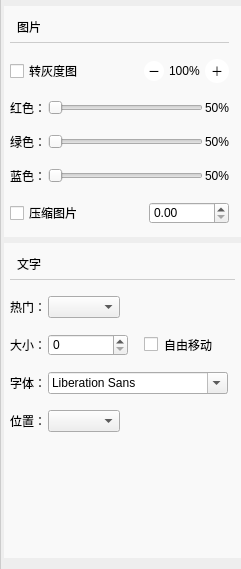
First picture: the form in Emoji_Qt/view/toolpart.ui, repository feint123/Emoji, before the edit.
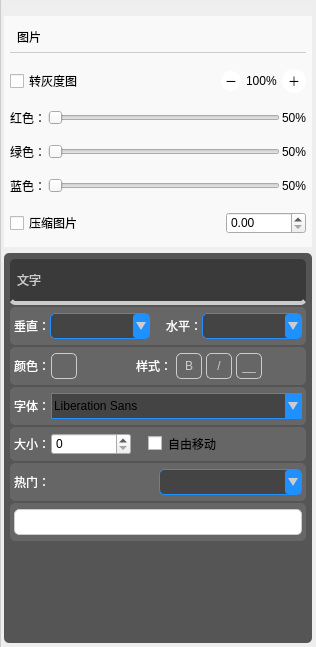
Second picture: the form after the edit. Custom widgets are drawn as their Qt base class.

What changed in the file:
```diff
--- a/Emoji_Qt/view/toolpart.ui
+++ b/Emoji_Qt/view/toolpart.ui
@@ -6,8 +6,8 @@
    <rect>
     <x>0</x>
     <y>0</y>
-    <width>241</width>
-    <height>569</height>
+    <width>316</width>
+    <height>647</height>
    </rect>
   </property>
   <property name="sizePolicy">
@@ -230,9 +230,44 @@
     <number>4</number>
    </property>
    <property name="topMargin">
-    <number>6</number>
+    <number>4</number>
    </property>
    <property name="rightMargin">
+    <number>4</number>
+   </property>
+   <property name="bottomMargin">
+    <number>4</number>
+   </property>
+   <item>
+    <widget class="QScrollArea" name="scrollArea">
+     <property name="styleSheet">
+      <string notr="true">QScrollArea{
+	border:none;
+}</string>
+     </property>
+     <property name="widgetResizable">
+      <bool>true</bool>
+     </property>
+     <widget class="QWidget" name="scrollAreaWidgetContents">
+      <property name="geometry">
+       <rect>
+        <x>0</x>
+        <y>0</y>
+        <width>308</width>
+        <height>639</height>
+       </rect>
+      </property>
+      <layout class="QVBoxLayout" name="verticalLayout_2">
+       <property name="leftMargin">
+        <number>0</number>
+       </property>
+       <property name="topMargin">
+        <number>12</number>
+       </property>
+       <property name="rightMargin">
+        <number>0</number>
+       </property>
+       <property name="bottomMargin">
     <number>0</number>
    </property>
    <item>
@@ -245,7 +280,7 @@
      </property>
      <property name="minimumSize">
       <size>
-       <width>237</width>
+           <width>0</width>
        <height>0</height>
       </size>
      </property>
@@ -266,7 +301,7 @@
        <number>6</number>
       </property>
       <property name="rightMargin">
-       <number>12</number>
+           <number>6</number>
       </property>
       <property name="bottomMargin">
        <number>0</number>
@@ -555,7 +590,30 @@
       </sizepolicy>
      </property>
      <property name="styleSheet">
-      <string notr="true">#frame_2{border:none;background:#f9f9f9;}</string>
+          <string notr="true">#frame_2{border:none;background:#555;}
+QFrame{background:#666; color:#fff;border-radius:5px;}
+QComboBox{
+min-height:24px;
+background:#444;
+border:1px solid #1e90ff;
+border-radius:5px;
+
+}
+QComboBox::drop-down{
+	background:#1e90ff;
+	border-radius:3px;
+	min-height:24px;
+	margin:0px;
+}
+QComboBox::down-arrow{
+	width: 0px;  
+    height: 0px;  
+    border-top: 8px solid #ccc;  
+    border-right:5px solid #1e90ff;
+	border-left:5px solid #1e90ff;
+
+}
+</string>
      </property>
      <property name="frameShape">
       <enum>QFrame::StyledPanel</enum>
@@ -563,41 +621,579 @@
      <property name="frameShadow">
       <enum>QFrame::Raised</enum>
      </property>
+         <layout class="QVBoxLayout" name="verticalLayout_3">
+          <property name="spacing">
+           <number>2</number>
+          </property>
+          <property name="leftMargin">
+           <number>6</number>
+          </property>
+          <property name="topMargin">
+           <number>6</number>
+          </property>
+          <property name="rightMargin">
+           <number>6</number>
+          </property>
+          <property name="bottomMargin">
+           <number>0</number>
+          </property>
+          <item>
+           <widget class="QLabel" name="fontLab">
+            <property name="sizePolicy">
+             <sizepolicy hsizetype="Preferred" vsizetype="Preferred">
+              <horstretch>0</horstretch>
+              <verstretch>0</verstretch>
+             </sizepolicy>
+            </property>
+            <property name="styleSheet">
+             <string notr="true">#fontLab{
+border:4px solid #ccc;
+border-top:none;
+border-left:none;
+border-right:none;
+padding:12px 4px;
+background:#3a3a3a;
+border-radius:5px;
+color:#ccc;
+}
+</string>
+            </property>
+            <property name="text">
+             <string>文字</string>
+            </property>
+           </widget>
+          </item>
+          <item>
+           <widget class="QFrame" name="frame_3">
+            <property name="styleSheet">
+             <string notr="true"/>
+            </property>
+            <property name="frameShape">
+             <enum>QFrame::StyledPanel</enum>
+            </property>
+            <property name="frameShadow">
+             <enum>QFrame::Raised</enum>
+            </property>
+            <layout class="QHBoxLayout" name="horizontalLayout_15">
+             <property name="leftMargin">
+              <number>4</number>
+             </property>
+             <property name="topMargin">
+              <number>6</number>
+             </property>
+             <property name="rightMargin">
+              <number>4</number>
+             </property>
+             <property name="bottomMargin">
+              <number>6</number>
+             </property>
+             <item>
+              <layout class="QHBoxLayout" name="horizontalLayout_12">
+               <property name="spacing">
+                <number>16</number>
+               </property>
+               <property name="leftMargin">
+                <number>0</number>
+               </property>
+               <item>
+                <layout class="QHBoxLayout" name="horizontalLayout_7">
+                 <property name="spacing">
+                  <number>0</number>
+                 </property>
+                 <property name="sizeConstraint">
+                  <enum>QLayout::SetDefaultConstraint</enum>
+                 </property>
+                 <item>
+                  <widget class="QLabel" name="label_2">
+                   <property name="sizePolicy">
+                    <sizepolicy hsizetype="Fixed" vsizetype="Preferred">
+                     <horstretch>0</horstretch>
+                     <verstretch>0</verstretch>
+                    </sizepolicy>
+                   </property>
+                   <property name="text">
+                    <string>垂直：</string>
+                   </property>
+                  </widget>
+                 </item>
+                 <item>
+                  <widget class="QComboBox" name="verComb">
+                   <property name="sizePolicy">
+                    <sizepolicy hsizetype="Preferred" vsizetype="Fixed">
+                     <horstretch>0</horstretch>
+                     <verstretch>0</verstretch>
+                    </sizepolicy>
+                   </property>
+                   <property name="maximumSize">
+                    <size>
+                     <width>1800</width>
+                     <height>16777215</height>
+                    </size>
+                   </property>
+                  </widget>
+                 </item>
+                </layout>
+               </item>
+               <item>
+                <layout class="QHBoxLayout" name="horizontalLayout_6">
+                 <property name="spacing">
+                  <number>0</number>
+                 </property>
+                 <item>
+                  <widget class="QLabel" name="label">
+                   <property name="sizePolicy">
+                    <sizepolicy hsizetype="Fixed" vsizetype="Preferred">
+                     <horstretch>0</horstretch>
+                     <verstretch>0</verstretch>
+                    </sizepolicy>
+                   </property>
+                   <property name="text">
+                    <string>水平：</string>
+                   </property>
+                  </widget>
+                 </item>
+                 <item>
+                  <widget class="QComboBox" name="horiComb">
+                   <property name="maximumSize">
+                    <size>
+                     <width>1800</width>
+                     <height>16777215</height>
+                    </size>
+                   </property>
+                  </widget>
+                 </item>
+                </layout>
+               </item>
+              </layout>
+             </item>
+            </layout>
+           </widget>
+          </item>
+          <item>
+           <widget class="QFrame" name="frame_4">
+            <property name="styleSheet">
+             <string notr="true"/>
+            </property>
+            <property name="frameShape">
+             <enum>QFrame::StyledPanel</enum>
+            </property>
+            <property name="frameShadow">
+             <enum>QFrame::Raised</enum>
+            </property>
+            <layout class="QHBoxLayout" name="horizontalLayout_16">
+             <property name="leftMargin">
+              <number>4</number>
+             </property>
+             <property name="topMargin">
+              <number>6</number>
+             </property>
+             <property name="rightMargin">
+              <number>4</number>
+             </property>
+             <property name="bottomMargin">
+              <number>6</number>
+             </property>
+             <item>
+              <layout class="QHBoxLayout" name="horizontalLayout_14">
+               <property name="rightMargin">
+                <number>0</number>
+               </property>
+               <item>
+                <layout class="QHBoxLayout" name="horizontalLayout_9" stretch="1,1">
+                 <property name="spacing">
+                  <number>1</number>
+                 </property>
+                 <item>
+                  <widget class="QLabel" name="label_3">
+                   <property name="sizePolicy">
+                    <sizepolicy hsizetype="Fixed" vsizetype="Preferred">
+                     <horstretch>0</horstretch>
+                     <verstretch>0</verstretch>
+                    </sizepolicy>
+                   </property>
+                   <property name="text">
+                    <string>颜色：</string>
+                   </property>
+                  </widget>
+                 </item>
+                 <item>
+                  <widget class="ColorLabel" name="colorLab">
+                   <property name="sizePolicy">
+                    <sizepolicy hsizetype="Fixed" vsizetype="Preferred">
+                     <horstretch>0</horstretch>
+                     <verstretch>0</verstretch>
+                    </sizepolicy>
+                   </property>
+                   <property name="palette">
+                    <palette>
+                     <active>
+                      <colorrole role="WindowText">
+                       <brush brushstyle="SolidPattern">
+                        <color alpha="255">
+                         <red>255</red>
+                         <green>255</green>
+                         <blue>255</blue>
+                        </color>
+                       </brush>
+                      </colorrole>
+                      <colorrole role="Button">
+                       <brush brushstyle="SolidPattern">
+                        <color alpha="255">
+                         <red>102</red>
+                         <green>102</green>
+                         <blue>102</blue>
+                        </color>
+                       </brush>
+                      </colorrole>
+                      <colorrole role="Dark">
+                       <brush brushstyle="SolidPattern">
+                        <color alpha="255">
+                         <red>0</red>
+                         <green>0</green>
+                         <blue>0</blue>
+                        </color>
+                       </brush>
+                      </colorrole>
+                      <colorrole role="Text">
+                       <brush brushstyle="SolidPattern">
+                        <color alpha="255">
+                         <red>255</red>
+                         <green>255</green>
+                         <blue>255</blue>
+                        </color>
+                       </brush>
+                      </colorrole>
+                      <colorrole role="ButtonText">
+                       <brush brushstyle="SolidPattern">
+                        <color alpha="255">
+                         <red>255</red>
+                         <green>255</green>
+                         <blue>255</blue>
+                        </color>
+                       </brush>
+                      </colorrole>
+                      <colorrole role="Base">
+                       <brush brushstyle="SolidPattern">
+                        <color alpha="255">
+                         <red>102</red>
+                         <green>102</green>
+                         <blue>102</blue>
+                        </color>
+                       </brush>
+                      </colorrole>
+                      <colorrole role="Window">
+                       <brush brushstyle="SolidPattern">
+                        <color alpha="255">
+                         <red>102</red>
+                         <green>102</green>
+                         <blue>102</blue>
+                        </color>
+                       </brush>
+                      </colorrole>
+                     </active>
+                     <inactive>
+                      <colorrole role="WindowText">
+                       <brush brushstyle="SolidPattern">
+                        <color alpha="255">
+                         <red>255</red>
+                         <green>255</green>
+                         <blue>255</blue>
+                        </color>
+                       </brush>
+                      </colorrole>
+                      <colorrole role="Button">
+                       <brush brushstyle="SolidPattern">
+                        <color alpha="255">
+                         <red>102</red>
+                         <green>102</green>
+                         <blue>102</blue>
+                        </color>
+                       </brush>
+                      </colorrole>
+                      <colorrole role="Dark">
+                       <brush brushstyle="SolidPattern">
+                        <color alpha="255">
+                         <red>0</red>
+                         <green>0</green>
+                         <blue>0</blue>
+                        </color>
+                       </brush>
+                      </colorrole>
+                      <colorrole role="Text">
+                       <brush brushstyle="SolidPattern">
+                        <color alpha="255">
+                         <red>255</red>
+                         <green>255</green>
+                         <blue>255</blue>
+                        </color>
+                       </brush>
+                      </colorrole>
+                      <colorrole role="ButtonText">
+                       <brush brushstyle="SolidPattern">
+                        <color alpha="255">
+                         <red>255</red>
+                         <green>255</green>
+                         <blue>255</blue>
+                        </color>
+                       </brush>
+                      </colorrole>
+                      <colorrole role="Base">
+                       <brush brushstyle="SolidPattern">
+                        <color alpha="255">
+                         <red>102</red>
+                         <green>102</green>
+                         <blue>102</blue>
+                        </color>
+                       </brush>
+                      </colorrole>
+                      <colorrole role="Window">
+                       <brush brushstyle="SolidPattern">
+                        <color alpha="255">
+                         <red>102</red>
+                         <green>102</green>
+                         <blue>102</blue>
+                        </color>
+                       </brush>
+                      </colorrole>
+                     </inactive>
+                     <disabled>
+                      <colorrole role="WindowText">
+                       <brush brushstyle="SolidPattern">
+                        <color alpha="255">
+                         <red>255</red>
+                         <green>255</green>
+                         <blue>255</blue>
+                        </color>
+                       </brush>
+                      </colorrole>
+                      <colorrole role="Button">
+                       <brush brushstyle="SolidPattern">
+                        <color alpha="255">
+                         <red>102</red>
+                         <green>102</green>
+                         <blue>102</blue>
+                        </color>
+                       </brush>
+                      </colorrole>
+                      <colorrole role="Dark">
+                       <brush brushstyle="SolidPattern">
+                        <color alpha="255">
+                         <red>0</red>
+                         <green>0</green>
+                         <blue>0</blue>
+                        </color>
+                       </brush>
+                      </colorrole>
+                      <colorrole role="Text">
+                       <brush brushstyle="SolidPattern">
+                        <color alpha="255">
+                         <red>255</red>
+                         <green>255</green>
+                         <blue>255</blue>
+                        </color>
+                       </brush>
+                      </colorrole>
+                      <colorrole role="ButtonText">
+                       <brush brushstyle="SolidPattern">
+                        <color alpha="255">
+                         <red>255</red>
+                         <green>255</green>
+                         <blue>255</blue>
+                        </color>
+                       </brush>
+                      </colorrole>
+                      <colorrole role="Base">
+                       <brush brushstyle="SolidPattern">
+                        <color alpha="255">
+                         <red>102</red>
+                         <green>102</green>
+                         <blue>102</blue>
+                        </color>
+                       </brush>
+                      </colorrole>
+                      <colorrole role="Window">
+                       <brush brushstyle="SolidPattern">
+                        <color alpha="255">
+                         <red>102</red>
+                         <green>102</green>
+                         <blue>102</blue>
+                        </color>
+                       </brush>
+                      </colorrole>
+                     </disabled>
+                    </palette>
+                   </property>
+                   <property name="styleSheet">
+                    <string notr="true">#colorLab{
+min-width:24px;
+	min-height:24px;
+	border:1px solid #ccc;
+	border-radius:5px;
+}</string>
+                   </property>
+                   <property name="text">
+                    <string/>
+                   </property>
+                  </widget>
+                 </item>
+                </layout>
+               </item>
+               <item>
+                <spacer name="horizontalSpacer_6">
+                 <property name="orientation">
+                  <enum>Qt::Horizontal</enum>
+                 </property>
+                 <property name="sizeHint" stdset="0">
+                  <size>
+                   <width>40</width>
+                   <height>20</height>
+                  </size>
+                 </property>
+                </spacer>
+               </item>
+               <item>
+                <layout class="QHBoxLayout" name="horizontalLayout_10">
+                 <property name="spacing">
+                  <number>4</number>
+                 </property>
+                 <item>
+                  <widget class="QLabel" name="label_4">
+                   <property name="sizePolicy">
+                    <sizepolicy hsizetype="Fixed" vsizetype="Preferred">
+                     <horstretch>0</horstretch>
+                     <verstretch>0</verstretch>
+                    </sizepolicy>
+                   </property>
+                   <property name="text">
+                    <string>样式：</string>
+                   </property>
+                  </widget>
+                 </item>
+                 <item>
+                  <widget class="QToolButton" name="toolButton">
+                   <property name="styleSheet">
+                    <string notr="true">QToolButton{
+	min-width:24px;
+	min-height:24px;
+	max-width:24px;
+	max-height:24px;
+	border:1px solid #ccc;
+	color:#ccc;
+	border-radius:5px;
+}
+QToolButton:checked{
+	background:#aaa;
+	color:white;
+}</string>
+                   </property>
+                   <property name="text">
+                    <string>B</string>
+                   </property>
+                   <property name="checkable">
+                    <bool>true</bool>
+                   </property>
+                  </widget>
+                 </item>
+                 <item>
+                  <widget class="QToolButton" name="toolButton_3">
+                   <property name="styleSheet">
+                    <string notr="true">QToolButton{
+	min-width:24px;
+	min-height:24px;
+	max-width:24px;
+	max-height:24px;
+	border:1px solid #ccc;
+	color:#ccc;
+	border-radius:5px;
+}
+QToolButton:checked{
+	background:#aaa;
+	color:white;
+}</string>
+                   </property>
+                   <property name="text">
+                    <string>/</string>
+                   </property>
+                   <property name="checkable">
+                    <bool>true</bool>
+                   </property>
+                  </widget>
+                 </item>
+                 <item>
+                  <widget class="QToolButton" name="toolButton_2">
+                   <property name="styleSheet">
+                    <string notr="true">QToolButton{
+	min-width:24px;
+	min-height:24px;
+	max-width:24px;
+	max-height:24px;
+	border:1px solid #ccc;
+	color:#ccc;
+	border-radius:5px;
+}
+QToolButton:checked{
+	background:#aaa;
+	color:white;
+}</string>
+                   </property>
+                   <property name="text">
+                    <string>__</string>
+                   </property>
+                   <property name="checkable">
+                    <bool>true</bool>
+                   </property>
+                  </widget>
+                 </item>
+                 <item>
+                  <spacer name="horizontalSpacer_3">
+                   <property name="orientation">
+                    <enum>Qt::Horizontal</enum>
+                   </property>
+                   <property name="sizeHint" stdset="0">
+                    <size>
+                     <width>40</width>
+                     <height>20</height>
+                    </size>
+                   </property>
+                  </spacer>
+                 </item>
+                </layout>
+               </item>
+              </layout>
+             </item>
+            </layout>
+           </widget>
+          </item>
+          <item>
+           <widget class="QFrame" name="frame_5">
+            <property name="styleSheet">
+             <string notr="true"/>
+            </property>
+            <property name="frameShape">
+             <enum>QFrame::StyledPanel</enum>
+            </property>
+            <property name="frameShadow">
+             <enum>QFrame::Raised</enum>
+            </property>
+            <layout class="QHBoxLayout" name="horizontalLayout_17">
+             <property name="leftMargin">
+              <number>4</number>
+             </property>
+             <property name="topMargin">
+              <number>6</number>
+             </property>
+             <property name="rightMargin">
+              <number>4</number>
+             </property>
+             <property name="bottomMargin">
+              <number>6</number>
+             </property>
+             <item>
      <layout class="QHBoxLayout" name="horizontalLayout_2">
-      <property name="leftMargin">
-       <number>6</number>
-      </property>
-      <property name="topMargin">
-       <number>6</number>
-      </property>
-      <property name="rightMargin">
-       <number>6</number>
-      </property>
-      <property name="bottomMargin">
-       <number>0</number>
+               <property name="spacing">
+                <number>1</number>
       </property>
       <item>
-       <layout class="QGridLayout" name="gridLayout_3" columnstretch="1,0,0">
-        <property name="bottomMargin">
-         <number>12</number>
-        </property>
-        <property name="horizontalSpacing">
-         <number>2</number>
-        </property>
-        <property name="verticalSpacing">
-         <number>16</number>
-        </property>
-        <item row="5" column="1" colspan="2">
-         <widget class="QComboBox" name="placeComb">
-          <property name="sizePolicy">
-           <sizepolicy hsizetype="Fixed" vsizetype="Fixed">
-            <horstretch>0</horstretch>
-            <verstretch>0</verstretch>
-           </sizepolicy>
-          </property>
-         </widget>
-        </item>
-        <item row="4" column="0">
          <widget class="QLabel" name="label_8">
           <property name="sizePolicy">
            <sizepolicy hsizetype="Fixed" vsizetype="Preferred">
@@ -610,52 +1206,77 @@
           </property>
          </widget>
         </item>
-        <item row="4" column="1" colspan="2">
+               <item>
          <widget class="QFontComboBox" name="fontComboBox">
           <property name="sizePolicy">
-           <sizepolicy hsizetype="Fixed" vsizetype="Fixed">
+                  <sizepolicy hsizetype="Preferred" vsizetype="Fixed">
             <horstretch>0</horstretch>
             <verstretch>0</verstretch>
            </sizepolicy>
           </property>
+                 <property name="minimumSize">
+                  <size>
+                   <width>240</width>
+                   <height>26</height>
+                  </size>
+                 </property>
           <property name="maximumSize">
            <size>
-            <width>180</width>
+                   <width>2400</width>
             <height>16777215</height>
            </size>
           </property>
           <property name="focusPolicy">
            <enum>Qt::ClickFocus</enum>
           </property>
-         </widget>
-        </item>
-        <item row="2" column="0">
-         <widget class="QLabel" name="label_6">
-          <property name="sizePolicy">
-           <sizepolicy hsizetype="Fixed" vsizetype="Preferred">
-            <horstretch>0</horstretch>
-            <verstretch>0</verstretch>
-           </sizepolicy>
-          </property>
-          <property name="text">
-           <string>热门：</string>
-          </property>
-         </widget>
-        </item>
-        <item row="5" column="0">
-         <widget class="QLabel" name="label_9">
-          <property name="sizePolicy">
-           <sizepolicy hsizetype="Fixed" vsizetype="Preferred">
-            <horstretch>0</horstretch>
-            <verstretch>0</verstretch>
-           </sizepolicy>
-          </property>
-          <property name="text">
-           <string>位置：</string>
-          </property>
-         </widget>
-        </item>
-        <item row="3" column="0">
+                 <property name="styleSheet">
+                  <string notr="true">QFontComboBox{
+	border-radius:0px;
+}
+QFontComboBox::drop-down{
+	border-radius:0px;
+}</string>
+                 </property>
+                </widget>
+               </item>
+              </layout>
+             </item>
+            </layout>
+           </widget>
+          </item>
+          <item>
+           <widget class="QFrame" name="frame_6">
+            <property name="styleSheet">
+             <string notr="true"/>
+            </property>
+            <property name="frameShape">
+             <enum>QFrame::StyledPanel</enum>
+            </property>
+            <property name="frameShadow">
+             <enum>QFrame::Raised</enum>
+            </property>
+            <layout class="QHBoxLayout" name="horizontalLayout_18">
+             <property name="leftMargin">
+              <number>4</number>
+             </property>
+             <property name="topMargin">
+              <number>6</number>
+             </property>
+             <property name="rightMargin">
+              <number>4</number>
+             </property>
+             <property name="bottomMargin">
+              <number>6</number>
+             </property>
+             <item>
+              <layout class="QHBoxLayout" name="horizontalLayout_5">
+               <property name="spacing">
+                <number>1</number>
+               </property>
+               <property name="sizeConstraint">
+                <enum>QLayout::SetFixedSize</enum>
+               </property>
+               <item>
          <widget class="QLabel" name="label_7">
           <property name="sizePolicy">
            <sizepolicy hsizetype="Fixed" vsizetype="Preferred">
@@ -668,43 +1289,145 @@
           </property>
          </widget>
         </item>
-        <item row="2" column="1" colspan="2">
+               <item>
+                <widget class="QSpinBox" name="sizeSpin">
+                 <property name="sizePolicy">
+                  <sizepolicy hsizetype="Fixed" vsizetype="Fixed">
+                   <horstretch>0</horstretch>
+                   <verstretch>0</verstretch>
+                  </sizepolicy>
+                 </property>
+                 <property name="minimumSize">
+                  <size>
+                   <width>80</width>
+                   <height>0</height>
+                  </size>
+                 </property>
+                 <property name="focusPolicy">
+                  <enum>Qt::ClickFocus</enum>
+                 </property>
+                </widget>
+               </item>
+               <item>
+                <widget class="QCheckBox" name="autoMoveComb">
+                 <property name="styleSheet">
+                  <string notr="true">margin-left:16px</string>
+                 </property>
+                 <property name="text">
+                  <string>自由移动</string>
+                 </property>
+                </widget>
+               </item>
+              </layout>
+             </item>
+            </layout>
+           </widget>
+          </item>
+          <item>
+           <widget class="QFrame" name="frame_7">
+            <property name="frameShape">
+             <enum>QFrame::StyledPanel</enum>
+            </property>
+            <property name="frameShadow">
+             <enum>QFrame::Raised</enum>
+            </property>
+            <layout class="QHBoxLayout" name="horizontalLayout_19">
+             <property name="leftMargin">
+              <number>4</number>
+             </property>
+             <property name="topMargin">
+              <number>6</number>
+             </property>
+             <property name="rightMargin">
+              <number>4</number>
+             </property>
+             <property name="bottomMargin">
+              <number>6</number>
+             </property>
+             <item>
+              <layout class="QHBoxLayout" name="horizontalLayout_13" stretch="0,0">
+               <property name="spacing">
+                <number>2</number>
+               </property>
+               <item alignment="Qt::AlignLeft">
+                <widget class="QLabel" name="label_6">
+                 <property name="sizePolicy">
+                  <sizepolicy hsizetype="Fixed" vsizetype="Preferred">
+                   <horstretch>0</horstretch>
+                   <verstretch>0</verstretch>
+                  </sizepolicy>
+                 </property>
+                 <property name="text">
+                  <string>热门：</string>
+                 </property>
+                </widget>
+               </item>
+               <item>
          <widget class="QComboBox" name="hotComb">
           <property name="sizePolicy">
-           <sizepolicy hsizetype="Fixed" vsizetype="Fixed">
+                  <sizepolicy hsizetype="Preferred" vsizetype="Fixed">
             <horstretch>0</horstretch>
             <verstretch>0</verstretch>
            </sizepolicy>
           </property>
+                 <property name="minimumSize">
+                  <size>
+                   <width>0</width>
+                   <height>26</height>
+                  </size>
+                 </property>
           <property name="frame">
            <bool>true</bool>
           </property>
          </widget>
         </item>
-        <item row="0" column="0" colspan="3">
-         <widget class="QLabel" name="fontLab">
-          <property name="sizePolicy">
-           <sizepolicy hsizetype="Preferred" vsizetype="Preferred">
-            <horstretch>0</horstretch>
-            <verstretch>0</verstretch>
-           </sizepolicy>
+              </layout>
+             </item>
+            </layout>
+           </widget>
+          </item>
+          <item>
+           <widget class="QFrame" name="frame_8">
+            <property name="frameShape">
+             <enum>QFrame::StyledPanel</enum>
+            </property>
+            <property name="frameShadow">
+             <enum>QFrame::Raised</enum>
+            </property>
+            <layout class="QHBoxLayout" name="horizontalLayout_8">
+             <property name="leftMargin">
+              <number>4</number>
+             </property>
+             <property name="topMargin">
+              <number>6</number>
+             </property>
+             <property name="rightMargin">
+              <number>4</number>
+             </property>
+             <property name="bottomMargin">
+              <number>6</number>
+             </property>
+             <item>
+              <widget class="QLineEdit" name="hotEdit">
+               <property name="focusPolicy">
+                <enum>Qt::ClickFocus</enum>
           </property>
           <property name="styleSheet">
-           <string notr="true">#fontLab{
-border:1px solid #ccc;
-border-top:none;
-border-left:none;
-border-right:none;
-padding:6px 4px;
+                <string notr="true">#hotEdit{
+	border:1px solid #ccc;
+	min-height:24px;
+	border-radius:5px;
 }
-</string>
-          </property>
-          <property name="text">
-           <string>文字</string>
-          </property>
-         </widget>
-        </item>
-        <item row="6" column="2">
+#hotEdit:focus{
+	border:1px solid #00bfff;
+}</string>
+               </property>
+              </widget>
+             </item>
+            </layout>
+           </widget>
+          </item>
+          <item>
          <spacer name="verticalSpacer">
           <property name="orientation">
            <enum>Qt::Vertical</enum>
@@ -717,49 +1440,22 @@
           </property>
          </spacer>
         </item>
-        <item row="3" column="1" colspan="2">
-         <layout class="QHBoxLayout" name="horizontalLayout_5">
-          <property name="sizeConstraint">
-           <enum>QLayout::SetFixedSize</enum>
-          </property>
-          <item>
-           <widget class="QSpinBox" name="sizeSpin">
-            <property name="sizePolicy">
-             <sizepolicy hsizetype="Fixed" vsizetype="Fixed">
-              <horstretch>0</horstretch>
-              <verstretch>0</verstretch>
-             </sizepolicy>
-            </property>
-            <property name="minimumSize">
-             <size>
-              <width>80</width>
-              <height>0</height>
-             </size>
-            </property>
-            <property name="focusPolicy">
-             <enum>Qt::ClickFocus</enum>
-            </property>
-           </widget>
-          </item>
-          <item>
-           <widget class="QCheckBox" name="autoMoveComb">
-            <property name="styleSheet">
-             <string notr="true">margin-left:16px</string>
-            </property>
-            <property name="text">
-             <string>自由移动</string>
-            </property>
-           </widget>
-          </item>
-         </layout>
-        </item>
-       </layout>
-      </item>
-     </layout>
-    </widget>
+         </layout>
+        </widget>
+       </item>
+      </layout>
+     </widget>
+    </widget>
    </item>
   </layout>
  </widget>
+ <customwidgets>
+  <customwidget>
+   <class>ColorLabel</class>
+   <extends>QLabel</extends>
+   <header location="global">view/colorlabel.h</header>
+  </customwidget>
+ </customwidgets>
  <resources/>
  <connections/>
 </ui>
```
Lines whose indentation alone changed are shown as unchanged.
